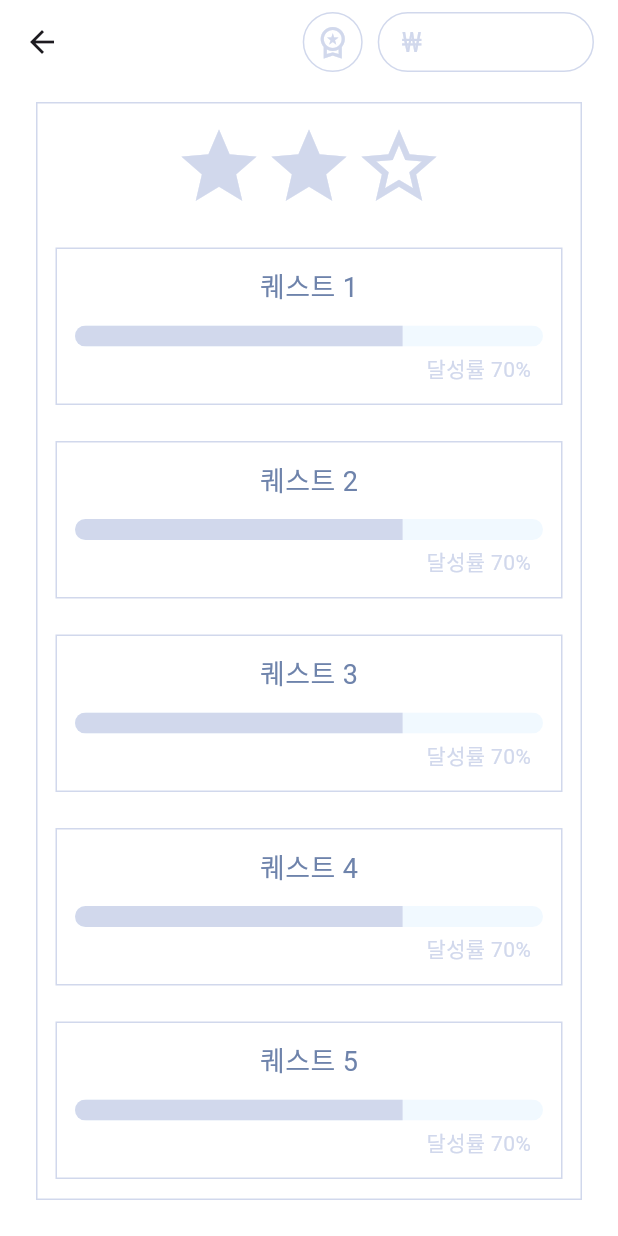
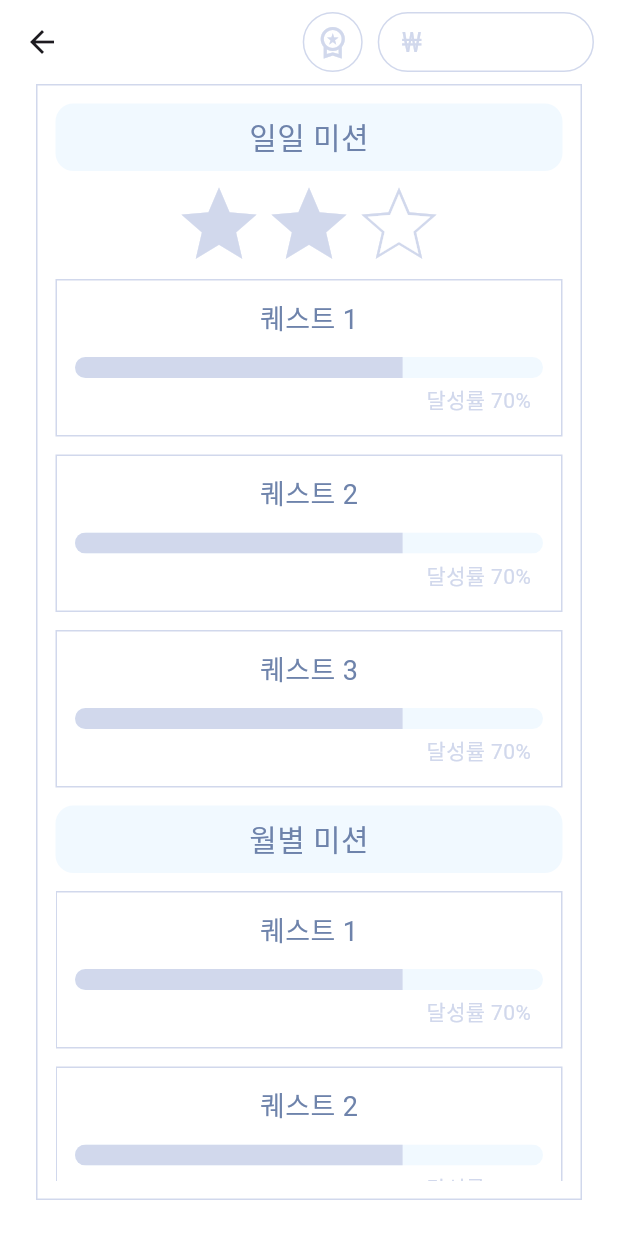
Before and after one commit to gaeunpark7/lets-grow-wallet, a Flutter app: the QuestPage screen opened directly, on a phone screen of 412 x 824 dp. Run offline on Flutter 3.47's test engine with Material 3 defaults, Android fonts, the light colour scheme and no system bars; our stand-ins replace fl_chart, flutter_dotenv, flutter_riverpod, riverpod, supabase_flutter, table_calendar; accounts and stored records are empty; network calls fail.

Commit message:
퀘스트 ui 수정

```diff
--- a/lib/features/account_book/quest/screens/quest_page.dart
+++ b/lib/features/account_book/quest/screens/quest_page.dart
@@ -1,5 +1,6 @@
 import 'package:flutter/material.dart';
 import 'package:lets_grow_wallet/features/account_book/quest/widgets/quest_list.dart';
+import 'package:lets_grow_wallet/features/account_book/quest/widgets/quest_title.dart';
 import 'package:lets_grow_wallet/features/account_book/shop/widgets/shop_appbar.dart';
 import 'package:lets_grow_wallet/utils/colors.dart';
 
@@ -25,7 +26,7 @@ class _QuestPageState extends State<QuestPage> {
         appBar: AppBar(backgroundColor: Colors.white, title: ShopAppbar()),
         body: Padding(
           padding: const EdgeInsets.only(
-            top: 12,
+            // top: 12,
             left: 24,
             right: 24,
             bottom: 24,
@@ -39,9 +40,12 @@ class _QuestPageState extends State<QuestPage> {
                   decoration: BoxDecoration(
                     border: Border.all(color: MainColors.mainLight),
                   ),
+                  child: Padding(
+                    padding: const EdgeInsets.all(12),
                     child: Column(
                       children: [
-                      const SizedBox(height: 12),
+                        QuestTitle(title: "일일 미션"),
+                        const SizedBox(height: 6),
                         Row(
                           mainAxisAlignment: MainAxisAlignment.center,
                           children: [
@@ -55,21 +59,38 @@ class _QuestPageState extends State<QuestPage> {
                               color: MainColors.mainLight,
                               size: 60,
                             ),
+                            //얇은 테두리 별
+                            Stack(
+                              alignment: Alignment.center,
+                              children: [
                                 Icon(
-                            Icons.star_outline,
+                                  Icons.star,
                                   color: MainColors.mainLight,
                                   size: 60,
                                 ),
+                                Icon(Icons.star, color: Colors.white, size: 50),
                               ],
                             ),
-                      const SizedBox(height: 12),
+                          ],
+                        ),
+                        const SizedBox(height: 6),
+                        Column(
+                          children: List.generate(
+                            3,
+                            (index) => QuestList(index: index),
+                          ),
+                        ),
+                        QuestTitle(title: "월별 미션"),
+                        SizedBox(height: 12),
                         Expanded(
                           child: ListView.builder(
-                          itemCount: 5,
-                          itemBuilder: (ctx, index) => QuestList(index: index),
+                            itemCount: 2,
+                            itemBuilder: (ctx, index) =>
+                                QuestList(index: index),
                           ),
                         ),
                       ],
+                    ),
                   ),
                 ),
               ),
--- a/lib/features/account_book/quest/widgets/quest_list.dart
+++ b/lib/features/account_book/quest/widgets/quest_list.dart
@@ -19,7 +19,7 @@ class _QuestListState extends State<QuestList> {
     final progress = currentExp / maxExp;
 
     return Padding(
-      padding: const EdgeInsets.all(12),
+      padding: const EdgeInsets.only(bottom: 12),
       child: Container(
         height: 105,
         decoration: BoxDecoration(
--- /dev/null
+++ b/lib/features/account_book/quest/widgets/quest_title.dart
@@ -0,0 +1,24 @@
+import 'package:flutter/material.dart';
+import 'package:lets_grow_wallet/utils/colors.dart';
+
+class QuestTitle extends StatelessWidget {
+  String title;
+  QuestTitle({super.key, required this.title});
+
+  @override
+  Widget build(BuildContext context) {
+    return Container(
+      height: 45,
+      decoration: BoxDecoration(
+        color: MainColors.main,
+        borderRadius: BorderRadius.circular(12),
+      ),
+      child: Center(
+        child: Text(
+          title,
+          style: TextStyle(color: MainColors.mainDark, fontSize: 20),
+        ),
+      ),
+    );
+  }
+}
```
Lines whose indentation alone changed are shown as unchanged.
